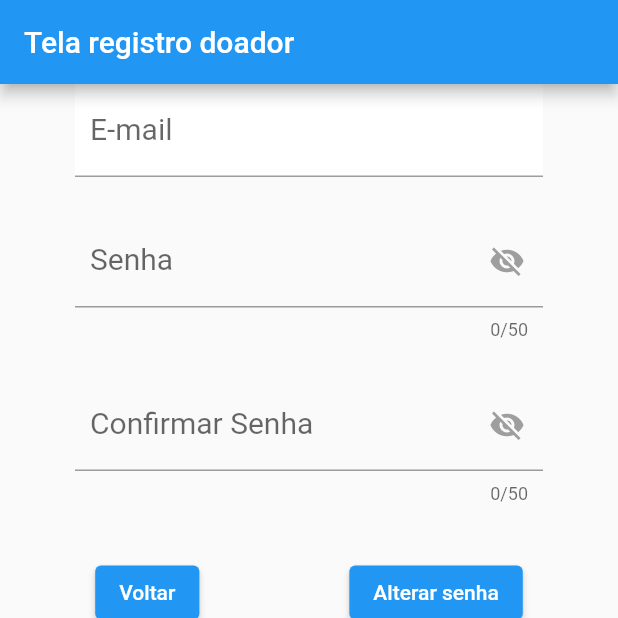
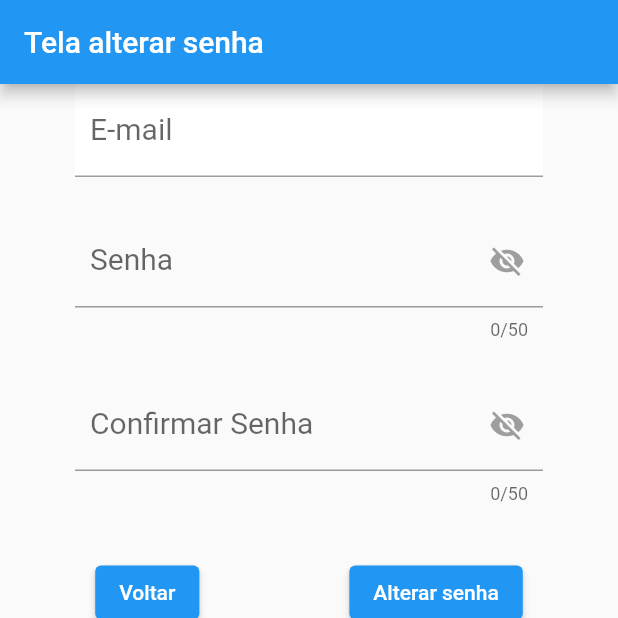
Before and after one commit to samuelspineli34/Hemocentro, a Flutter app: the screen it shows after launch, after a tap on "Esqueceu senha?", on a phone screen of 412 x 824 dp, the top half of it. Run offline on Flutter 3.47's test engine with Material 2 defaults, Android fonts, the phone set to English and light mode, and no system bars; our stand-ins replace carousel_slider, cloud_firestore, firebase_core, firebase_database, multi_select_flutter; accounts and stored records are empty; network calls fail.

Commit message:
resetar senha atualizar

```diff
--- a/lib/ResetPassword.dart
+++ b/lib/ResetPassword.dart
@@ -27,10 +27,10 @@ class _ResetPasswordState extends State<ResetPassword> {
   @override
   Widget build(BuildContext context) {
     return MaterialApp(
-        title: "Registro Doador",
+        title: "Alterar senha",
         home: Scaffold(
           appBar: AppBar(
-            title: Text("Tela registro doador"),
+            title: Text("Tela alterar senha"),
           ),
           body:
           SingleChildScrollView(
```
Also changed, not shown: lib/ResetData.dart (+19 -25 lines).
